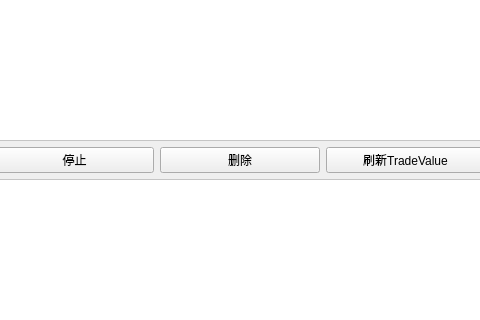
Above: src/core/traderqtapp.ui from JinnTao/Otc_trade before the change; both pictures show x 346 to 826 and y 226 to 546 of the 1172 by 815 pixel window. Below: the same form after it.
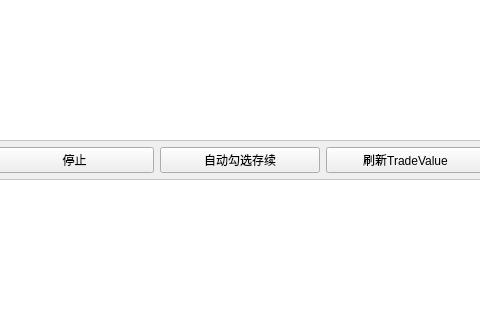
That is the form after the change.

Diff of the .ui file:
```diff
--- a/src/core/traderqtapp.ui
+++ b/src/core/traderqtapp.ui
@@ -214,9 +214,9 @@
                             </widget>
                         </item>
                         <item>
-                            <widget    class="QPushButton"    name="delStrategyButton">
-                                <property    name="text">
-                                    <string>删除</string>
+    <widget class="QPushButton" name="delStrategyButton">
+  <property name="text">
+   <string>自动勾选存续</string>
                                 </property>
                             </widget>
                         </item>
@@ -377,7 +377,7 @@
             </property>
         </action>
     </widget>
-    <layoutdefault    spacing="6"    margin="11"/>
+ <layoutdefault spacing="6" margin="11"/>
     <resources>
         <include    location="traderqtapp.qrc"/>
     </resources>
```
Left out of the diff: 288 changed lines with no effect on the pictures. Lines whose indentation alone changed are shown as unchanged.
